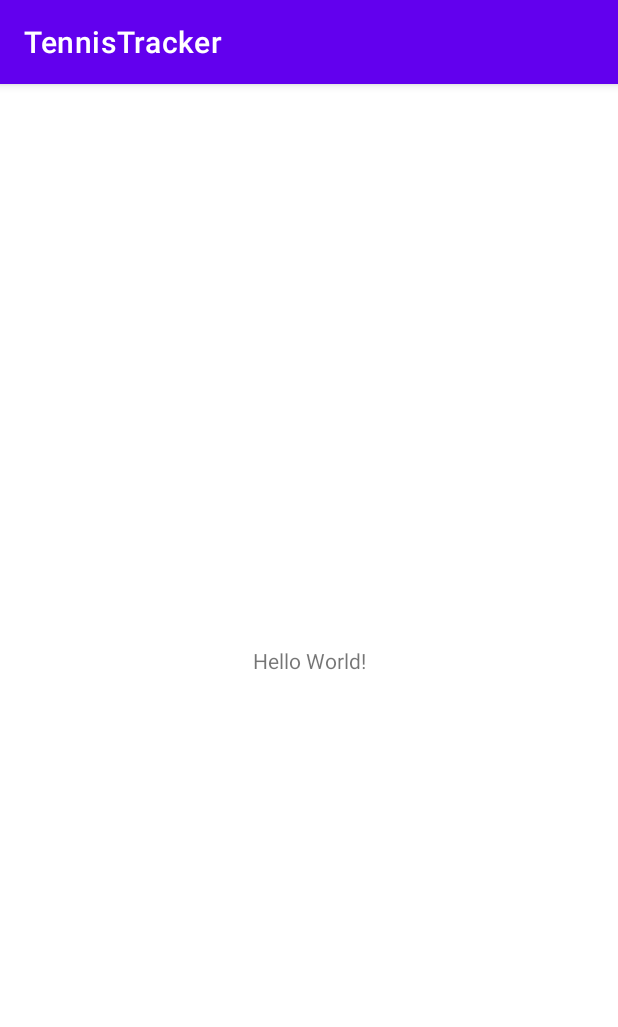
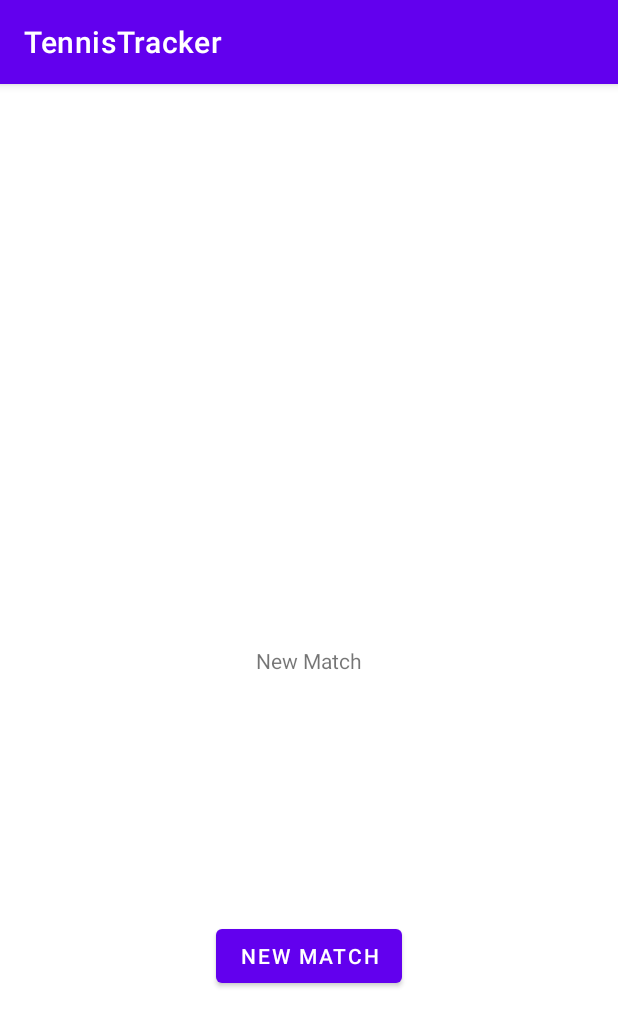
Before and after one commit to TennisTracker/TennisTracker, an Android app: the screen it shows after launch (MainActivity), on a phone screen of 412 x 824 dp. Shown: the top 1027 px of the screen. Run offline under Robolectric (Android 15) with nearby library versions, the phone set to English and light mode, and no system bars.

Commit message:
New Match Button, P1 & P2 score button, P1 & P2 name Input field,

```diff
--- a/app/build.gradle
+++ b/app/build.gradle
@@ -1,6 +1,7 @@
 plugins {
     id 'com.android.application'
     id 'org.jetbrains.kotlin.android'
+    id 'kotlin-kapt'
 }
 
 android {
@@ -41,4 +42,8 @@ dependencies {
     testImplementation 'junit:junit:4.13.2'
     androidTestImplementation 'androidx.test.ext:junit:1.1.5'
     androidTestImplementation 'androidx.test.espresso:espresso-core:3.5.1'
+
+    def room_version = "2.5.0"
+    implementation "androidx.room:room-ktx:$room_version"
+    kapt "androidx.room:room-compiler:$room_version"
 }
--- a/app/src/main/AndroidManifest.xml
+++ b/app/src/main/AndroidManifest.xml
@@ -12,6 +12,9 @@
         android:theme="@style/Theme.TennisTracker"
         tools:targetApi="31">
         <activity
+            android:name=".NewMatch"
+            android:exported="false" />
+        <activity
             android:name=".MainActivity"
             android:exported="true">
             <intent-filter>
--- a/app/src/main/java/com/example/tennistracker/MainActivity.kt
+++ b/app/src/main/java/com/example/tennistracker/MainActivity.kt
@@ -1,11 +1,22 @@
 package com.example.tennistracker
 
+import android.content.Intent
 import androidx.appcompat.app.AppCompatActivity
 import android.os.Bundle
+import android.widget.Button
 
 class MainActivity : AppCompatActivity() {
+
+
+
     override fun onCreate(savedInstanceState: Bundle?) {
         super.onCreate(savedInstanceState)
         setContentView(R.layout.activity_main)
+        //This gets button id, when we click on new match button we go to activity, NewMatch
+        val newMatchButton = findViewById<Button>(R.id.btnNewMatch)
+        newMatchButton.setOnClickListener{
+            val Intent = Intent(this, NewMatch::class.java)
+            startActivity(Intent)
+        }
     }
 }
--- a/app/src/main/res/layout/activity_main.xml
+++ b/app/src/main/res/layout/activity_main.xml
@@ -7,12 +7,23 @@
     tools:context=".MainActivity">
 
     <TextView
+        android:id="@+id/textView"
         android:layout_width="wrap_content"
         android:layout_height="wrap_content"
-        android:text="Hello World!"
+        android:text="New Match"
         app:layout_constraintBottom_toBottomOf="parent"
         app:layout_constraintEnd_toEndOf="parent"
         app:layout_constraintStart_toStartOf="parent"
         app:layout_constraintTop_toTopOf="parent" />
 
+    <Button
+        android:id="@+id/btnNewMatch"
+        android:layout_width="wrap_content"
+        android:layout_height="wrap_content"
+        android:text="New Match"
+        app:layout_constraintBottom_toBottomOf="parent"
+        app:layout_constraintEnd_toEndOf="parent"
+        app:layout_constraintStart_toStartOf="parent"
+        app:layout_constraintTop_toBottomOf="@+id/textView" />
+
 </androidx.constraintlayout.widget.ConstraintLayout>
```
Also changed, not shown: app/src/main/java/com/example/tennistracker/NewMatch.kt (added, +11 -0 lines), app/src/main/java/com/example/tennistracker/Player.kt (added, +14 -0 lines), app/src/main/java/com/example/tennistracker/PlayerDao.kt (added, +17 -0 lines), app/src/main/java/com/example/tennistracker/PlayerDatabase.kt (added, +14 -0 lines), app/src/main/res/layout/activity_new_match.xml (added, +76 -0 lines).
